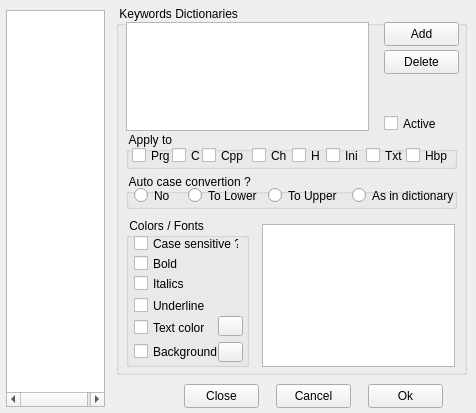
Old version of the form hbide/setup.ui in the repository FiveTechSoft/qtcontribs.
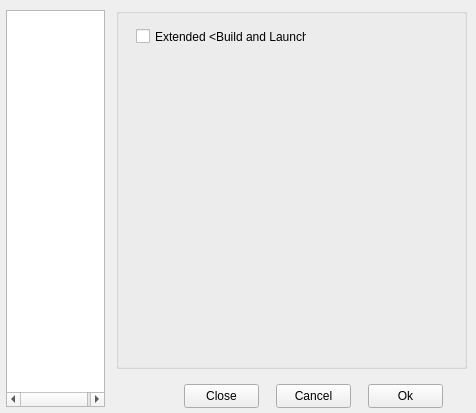
New version of the form.

The edit to the form file:
```diff
--- a/hbide/setup.ui
+++ b/hbide/setup.ui
@@ -47,7 +47,7 @@
     </rect>
    </property>
    <property name="currentIndex">
-    <number>6</number>
+    <number>10</number>
    </property>
    <widget class="QWidget" name="pageGeneral">
     <widget class="QGroupBox" name="groupBox">
@@ -3739,6 +3739,34 @@
      </widget>
     </widget>
    </widget>
+   <widget class="QWidget" name="page">
+    <widget class="QGroupBox" name="groupBox_29">
+     <property name="geometry">
+      <rect>
+       <x>0</x>
+       <y>0</y>
+       <width>351</width>
+       <height>361</height>
+      </rect>
+     </property>
+     <property name="title">
+      <string/>
+     </property>
+     <widget class="QCheckBox" name="chkExtBuildLaunch">
+      <property name="geometry">
+       <rect>
+        <x>20</x>
+        <y>20</y>
+        <width>171</width>
+        <height>17</height>
+       </rect>
+      </property>
+      <property name="text">
+       <string>Extended &lt;Build and Launch&gt;</string>
+      </property>
+     </widget>
+    </widget>
+   </widget>
   </widget>
   <widget class="QPushButton" name="buttonClose">
    <property name="geometry">
```
